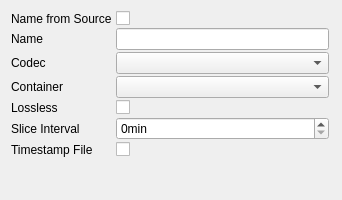
Above: src/modules/videorecorder/recordersettingsdialog.ui from syntalos/syntalos before the change. Below: the same form after it.
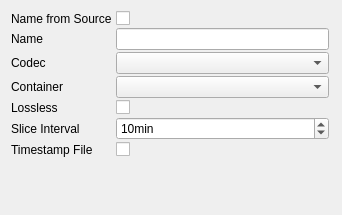
That is the form after the change.

What changed in the file:
```diff
--- a/src/modules/videorecorder/recordersettingsdialog.ui
+++ b/src/modules/videorecorder/recordersettingsdialog.ui
@@ -7,7 +7,7 @@
     <x>0</x>
     <y>0</y>
     <width>342</width>
-    <height>200</height>
+    <height>215</height>
    </rect>
   </property>
   <property name="windowTitle">
@@ -99,7 +99,7 @@
         <number>120</number>
        </property>
        <property name="value">
-        <number>0</number>
+        <number>10</number>
        </property>
       </widget>
      </item>
```
